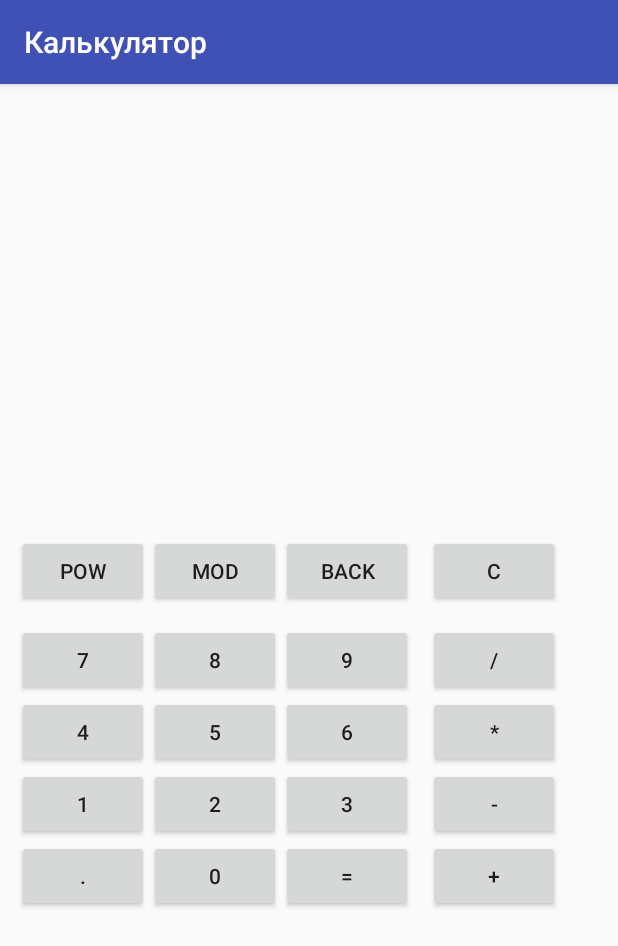
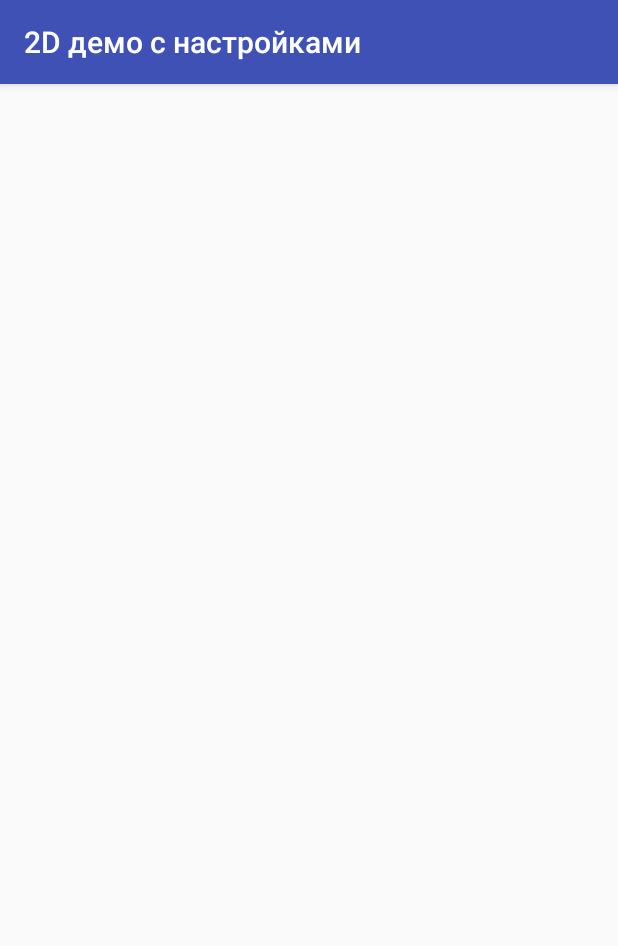
Before and after one commit to sakateka/courseWork, an Android app: the screen it shows after launch (CalculatorActivity before the commit, GameSettingsActivity after it), after a tap on "ЗАДАНИЕ №4", on a phone screen of 412 x 824 dp. Shown: the top 946 px of the screen. Run offline under Robolectric (Android 15) with nearby library versions, the phone set to English and light mode, and no system bars.

Commit message:
Add game activities

```diff
--- /dev/null
+++ b/app/src/main/java/com/example/skacheev/myapplication/GameSettingsActivity.java
@@ -0,0 +1,13 @@
+package com.example.skacheev.myapplication;
+
+import android.support.v7.app.AppCompatActivity;
+import android.os.Bundle;
+
+public class GameSettingsActivity extends AppCompatActivity {
+
+    @Override
+    protected void onCreate(Bundle savedInstanceState) {
+        super.onCreate(savedInstanceState);
+        setContentView(R.layout.activity_game_settings);
+    }
+}
--- a/app/src/main/java/com/example/skacheev/myapplication/MainActivity.java
+++ b/app/src/main/java/com/example/skacheev/myapplication/MainActivity.java
@@ -23,10 +23,10 @@
                 klass = DrawActivity.class;
                 break;
             case R.id.btn_task_3:
-                klass = CalculatorActivity.class;
+                klass = GameActivity.class;
                 break;
             case R.id.btn_task_4:
-                klass = CalculatorActivity.class;
+                klass = GameSettingsActivity.class;
                 break;
             default:
                 return;
--- /dev/null
+++ b/app/src/main/res/layout/activity_game_settings.xml
@@ -0,0 +1,9 @@
+<?xml version="1.0" encoding="utf-8"?>
+<android.support.constraint.ConstraintLayout xmlns:android="http://schemas.android.com/apk/res/android"
+    xmlns:app="http://schemas.android.com/apk/res-auto"
+    xmlns:tools="http://schemas.android.com/tools"
+    android:layout_width="match_parent"
+    android:layout_height="match_parent"
+    tools:context="com.example.skacheev.myapplication.GameSettingsActivity">
+
+</android.support.constraint.ConstraintLayout>
--- a/app/src/main/res/values/strings.xml
+++ b/app/src/main/res/values/strings.xml
@@ -2,6 +2,8 @@
     <string name="app_name">Курсовая работа</string>
     <string name="app_calc">Калькулятор</string>
     <string name="app_draw">2D графика</string>
+    <string name="app_game">2D демо</string>
+    <string name="app_game_settings">2D демо с настройками</string>
     <string name="back">back</string>
     <string name="clear">c</string>
     <string name="mod">mod</string>
```
Also changed, not shown: app/src/main/AndroidManifest.xml (+8 -2 lines), app/src/main/java/com/example/skacheev/myapplication/GameActivity.java (added, +13 -0 lines), app/src/main/res/layout/activity_game.xml (added, +9 -0 lines).
